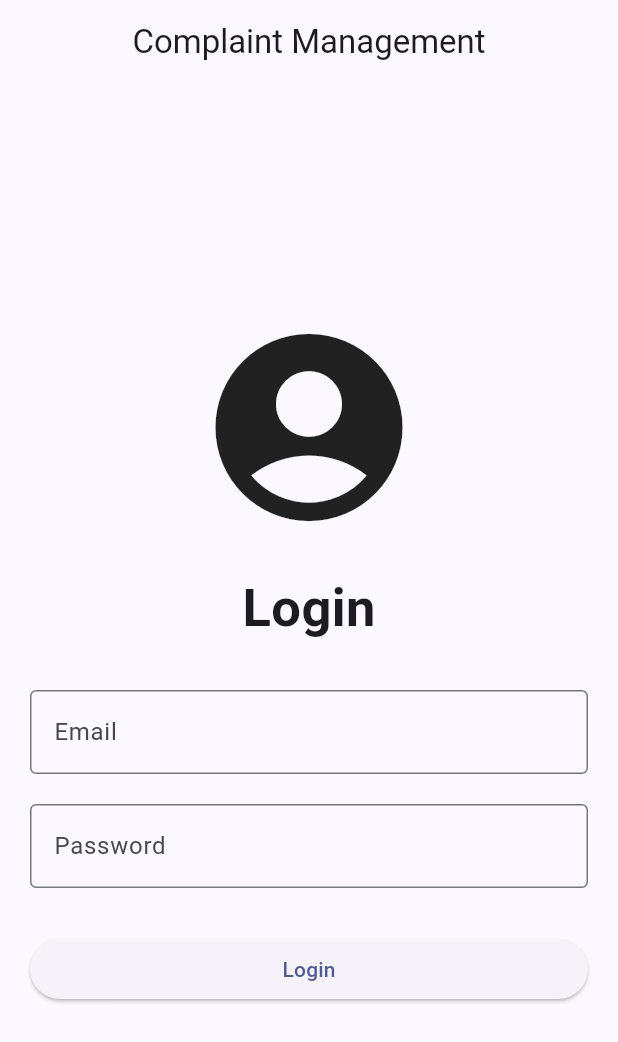
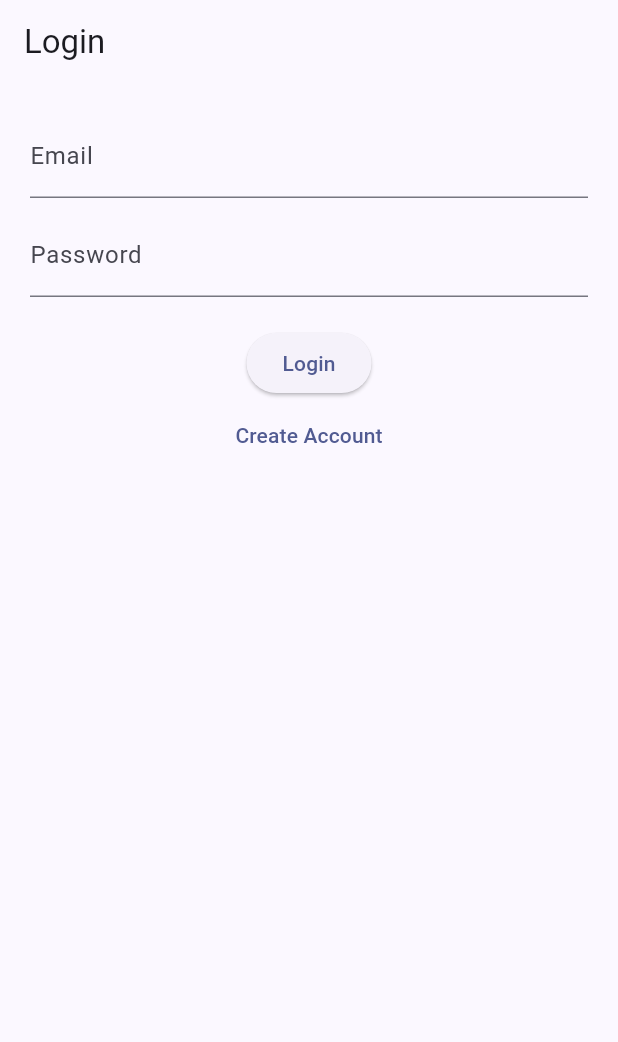
Before and after one commit to vedanti542008/complaint_management_module, a Flutter app: the screen it shows after launch, on a phone screen of 412 x 824 dp. Shown: the top 1042 px of the screen. Run offline on Flutter 3.47's test engine with Material 3 defaults, Android fonts, the phone set to English and light mode, and no system bars; our stand-ins replace cloud_firestore, firebase_auth, firebase_core; accounts and stored records are empty.

Commit message:
Implemented authentication and role-based complaint visibility

```diff
--- a/lib/screens/complaint_form_screen.dart
+++ b/lib/screens/complaint_form_screen.dart
@@ -146,6 +146,7 @@ final TextEditingController titleController =
   complaintType: selectedType,
   status: 'Pending',
   createdAt: DateTime.now(),
+  userId: '',
 );
 
   await ComplaintService()
--- a/lib/screens/login_screen.dart
+++ b/lib/screens/login_screen.dart
@@ -1,69 +1,117 @@
 import 'package:flutter/material.dart';
-import 'dashboard_screen.dart';
+import '../services/auth_service.dart';
+import 'register_screen.dart';
+import 'student_dashboard.dart';
+import 'faculty_dashboard.dart';
 
-class LoginScreen extends StatelessWidget {
+class LoginScreen extends StatefulWidget {
   const LoginScreen({super.key});
+
+  @override
+  State<LoginScreen> createState() =>
+      _LoginScreenState();
+}
+
+class _LoginScreenState
+    extends State<LoginScreen> {
+
+  final _emailController =
+      TextEditingController();
+
+  final _passwordController =
+      TextEditingController();
+
+  Future<void> login() async {
+    try {
+      await AuthService().loginUser(
+        email: _emailController.text.trim(),
+        password:
+            _passwordController.text.trim(),
+      );
+
+      String role =
+          await AuthService().getUserRole();
+
+      if (!mounted) return;
+
+      if (role == 'Student') {
+        Navigator.pushReplacement(
+          context,
+          MaterialPageRoute(
+            builder: (_) =>
+                const StudentDashboard(),
+          ),
+        );
+      } else {
+        Navigator.pushReplacement(
+          context,
+          MaterialPageRoute(
+            builder: (_) =>
+                const FacultyDashboard(),
+          ),
+        );
+      }
+    } catch (e) {
+      ScaffoldMessenger.of(context)
+          .showSnackBar(
+        SnackBar(
+          content: Text(e.toString()),
+        ),
+      );
+    }
+  }
 
   @override
   Widget build(BuildContext context) {
     return Scaffold(
       appBar: AppBar(
-        title: const Text('Complaint Management'),
-        centerTitle: true,
+        title: const Text('Login'),
       ),
       body: Padding(
-        padding: const EdgeInsets.all(20.0),
+        padding: const EdgeInsets.all(20),
         child: Column(
-          mainAxisAlignment: MainAxisAlignment.center,
           children: [
-            const Icon(
-              Icons.account_circle,
-              size: 150,
-            ),
 
-            const SizedBox(height: 20),
-
-            const Text(
-              'Login',
-              style: TextStyle(
-                fontSize: 35,
-                fontWeight: FontWeight.bold,
+            TextField(
+              controller:
+                  _emailController,
+              decoration:
+                  const InputDecoration(
+                labelText: 'Email',
               ),
             ),
 
-            const SizedBox(height: 30),
+            const SizedBox(height: 10),
 
             TextField(
-              decoration: InputDecoration(
-                labelText: 'Email',
-                border: OutlineInputBorder(),
+              controller:
+                  _passwordController,
+              obscureText: true,
+              decoration:
+                  const InputDecoration(
+                labelText: 'Password',
               ),
             ),
 
             const SizedBox(height: 20),
 
-            TextField(
-              obscureText: true,
-              decoration: InputDecoration(
-                labelText: 'Password',
-                border: OutlineInputBorder(),
-              ),
+            ElevatedButton(
+              onPressed: login,
+              child: const Text('Login'),
             ),
 
-            const SizedBox(height: 30),
-
-            SizedBox(
-              width: double.infinity,
-              child: ElevatedButton(
+            TextButton(
               onPressed: () {
                 Navigator.push(
                   context,
                   MaterialPageRoute(
-        builder: (context) => const DashboardScreen(),
+                    builder: (_) =>
+                        const RegisterScreen(),
                   ),
                 );
               },
-  child: const Text('Login'),
+              child: const Text(
+                'Create Account',
               ),
             ),
           ],
```
Also changed, not shown: lib/models/complaint_model.dart (+11 -11 lines), lib/screens/admin_dashboard.dart (added, +16 -0 lines), lib/screens/complaint_list_screen.dart (+10 -3 lines), lib/screens/faculty_dashboard.dart (added, +52 -0 lines), lib/screens/register_screen.dart (added, +127 -0 lines), lib/screens/student_dashboard.dart (added, +82 -0 lines), lib/services/auth_service.dart (+56 -0 lines), lib/services/complaint_service.dart (+16 -2 lines). Lines whose indentation alone changed are shown as unchanged.
